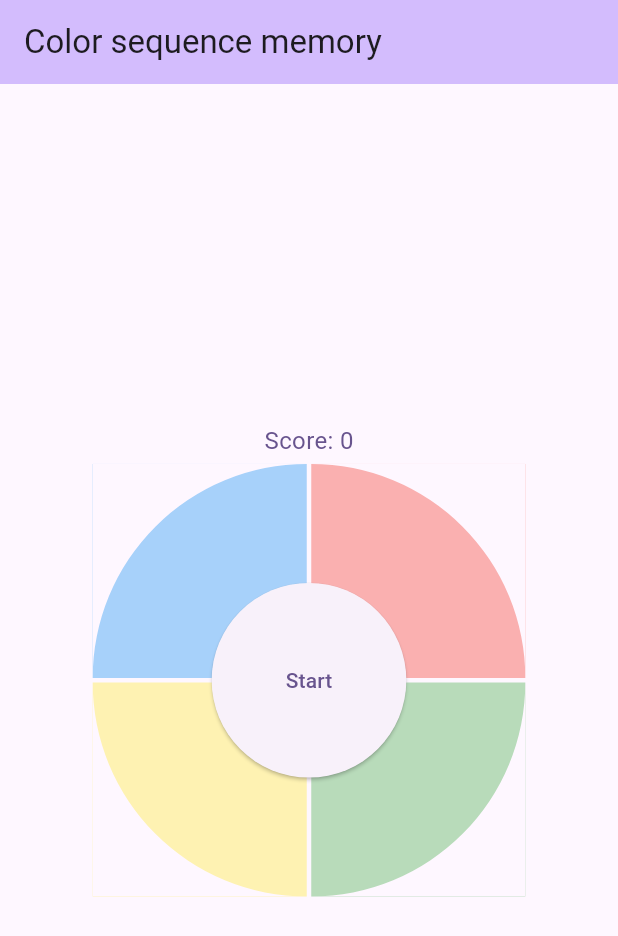
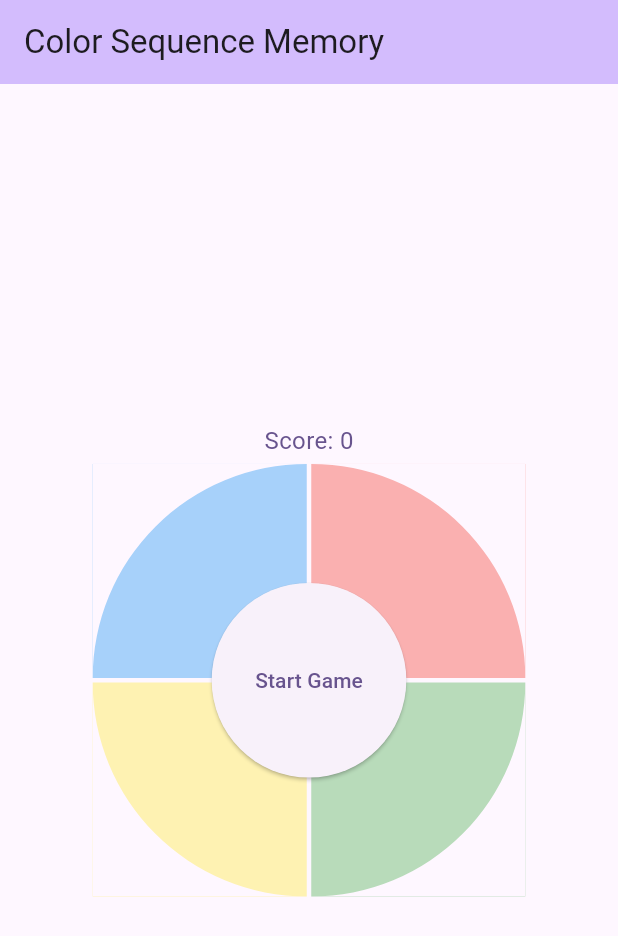
Before and after one commit to loloof64/ColorSequenceMemory, a Flutter app: the screen it shows after launch, on a phone screen of 412 x 824 dp. Shown: the top 936 px of the screen. Run offline on Flutter 3.47's test engine with Material 3 defaults, Android fonts, the phone set to English and light mode, and no system bars; our stand-ins replace flutter_i18n; missing offline and left inert: minisound.

Commit message:
feat: set up I18n

```diff
--- /dev/null
+++ b/assets/flutter_i18n/en.json
@@ -0,0 +1,5 @@
+{
+    "title": "Color Sequence Memory",
+    "score": "Score",
+    "start_game": "Start Game"
+}
--- /dev/null
+++ b/assets/flutter_i18n/es.json
@@ -0,0 +1,5 @@
+{
+    "title": "Memoria de Secuencia de Colores",
+    "score": "Puntuación",
+    "start_game": "Iniciar Juego"
+}
--- /dev/null
+++ b/assets/flutter_i18n/fr.json
@@ -0,0 +1,5 @@
+{
+    "title": "Mémoire de séquence de couleurs",
+    "score": "Score",
+    "start_game": "Démarrer"
+}
--- a/lib/main.dart
+++ b/lib/main.dart
@@ -1,6 +1,8 @@
 import 'dart:math';
 
 import 'package:flutter/material.dart';
+import 'package:flutter_i18n/flutter_i18n.dart';
+import 'package:flutter_localizations/flutter_localizations.dart';
 import 'package:minisound/engine.dart';
 
 void main() {
@@ -12,7 +14,8 @@ class MyApp extends StatelessWidget {
   @override
   Widget build(BuildContext context) {
     return MaterialApp(
-      title: 'Color sequence memory',
+      onGenerateTitle: (context) => FlutterI18n.
+      translate(context, "title"),
       theme: ThemeData(colorScheme: .fromSeed(seedColor: Colors.deepPurple)),
       darkTheme: ThemeData(
         colorScheme: ColorScheme.fromSeed(
@@ -20,15 +23,29 @@ class MyApp extends StatelessWidget {
           brightness: Brightness.dark,
         ),
       ),
-      home: const MyHomePage(title: 'Color sequence memory'),
+      localizationsDelegates: [
+        FlutterI18nDelegate(
+          translationLoader: FileTranslationLoader(
+            useCountryCode: false,
+            fallbackFile: 'en',
+            basePath: 'assets/flutter_i18n',
+          ),
+        ),
+        ...GlobalMaterialLocalizations.delegates,
+        GlobalWidgetsLocalizations.delegate,
+      ],
+      supportedLocales: const [
+        Locale('en'),
+        Locale('es'),
+        Locale('fr'),
+      ],
+      home: const MyHomePage(),
     );
   }
 }
 
 class MyHomePage extends StatefulWidget {
-  const MyHomePage({super.key, required this.title});
-
-  final String title;
+  const MyHomePage({super.key});
 
   @override
   State<MyHomePage> createState() => _MyHomePageState();
@@ -135,7 +152,7 @@ class _MyHomePageState extends State<MyHomePage> {
     return Scaffold(
       appBar: AppBar(
         backgroundColor: Theme.of(context).colorScheme.inversePrimary,
-        title: Text(widget.title),
+        title: Text(FlutterI18n.translate(context, "title")),
       ),
       body: Center(
         child: Column(
@@ -143,7 +160,7 @@ class _MyHomePageState extends State<MyHomePage> {
           spacing: 4.0,
           children: [
             Text(
-              "Score: $score",
+              "${FlutterI18n.translate(context, "score")}: $score",
               style: TextStyle(
                 color: Theme.of(context).colorScheme.primary,
                 fontSize: Theme.of(context).textTheme.bodyLarge?.fontSize ?? 50,
@@ -208,7 +225,7 @@ class _MyHomePageState extends State<MyHomePage> {
                   height: middleButtonSize,
                   child: ElevatedButton(
                     onPressed: _handleGameStart,
-                    child: Text("Start"),
+                    child: I18nText("start_game"),
                   ),
                 ),
               ],
```
Also changed, not shown: pubspec.yaml (+6 -1 lines), pubspec.lock.
